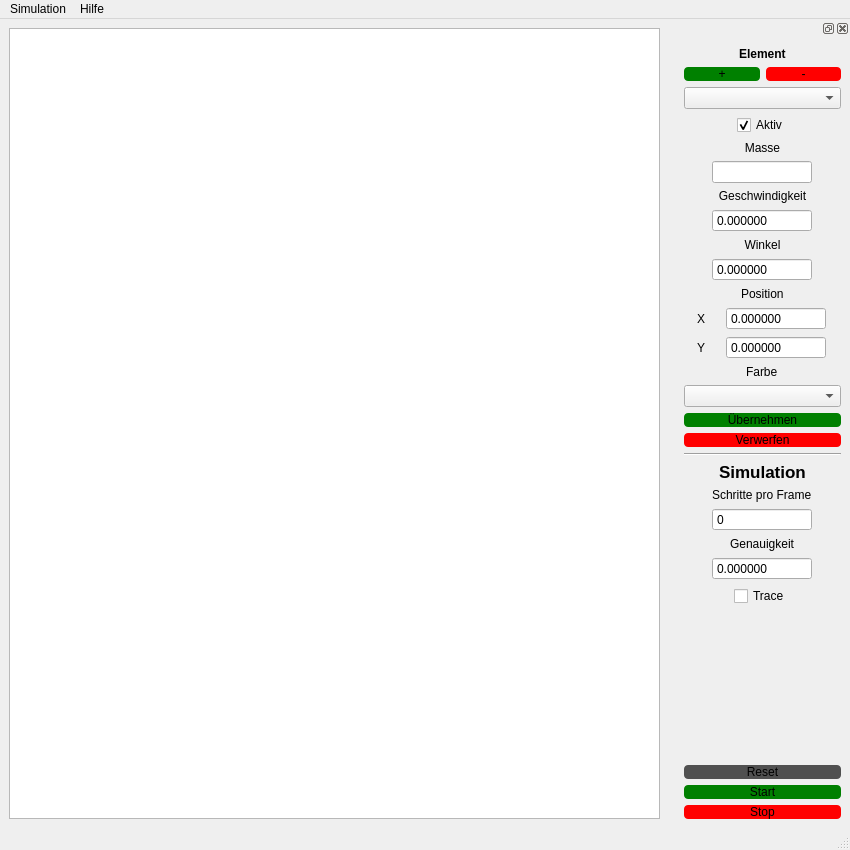
Before: the Qt Designer form ui_Main_Window.ui in Corvus-XOS/Gravitationssimulation, drawn with Qt 5.
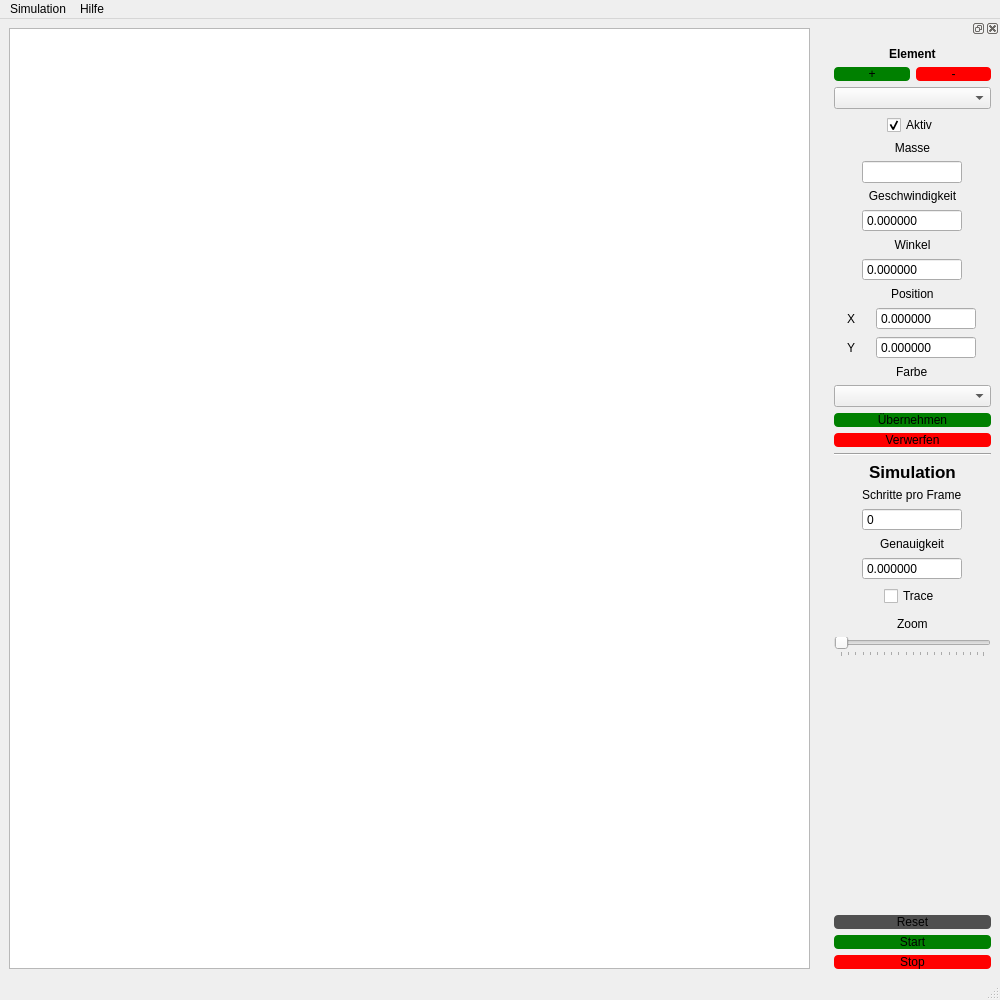
After: the same form once the commit is applied. Icons and pictures are not drawn.

Commit message: Slider für Zoom hinzugefügt, Hotkeys angepasst.

```diff
--- a/ui_Main_Window.ui
+++ b/ui_Main_Window.ui
@@ -6,14 +6,14 @@
    <rect>
     <x>0</x>
     <y>0</y>
-    <width>850</width>
-    <height>850</height>
+    <width>1000</width>
+    <height>1000</height>
    </rect>
   </property>
   <property name="minimumSize">
    <size>
-    <width>850</width>
-    <height>850</height>
+    <width>1000</width>
+    <height>1000</height>
    </size>
   </property>
   <property name="maximumSize">
@@ -46,7 +46,7 @@
    <property name="minimumSize">
     <size>
      <width>175</width>
-     <height>802</height>
+     <height>908</height>
     </size>
    </property>
    <property name="maximumSize">
@@ -474,6 +474,48 @@
          </property>
         </widget>
        </item>
+       <item>
+        <spacer name="verticalSpacer_2">
+         <property name="orientation">
+          <enum>Qt::Orientation::Vertical</enum>
+         </property>
+         <property name="sizeType">
+          <enum>QSizePolicy::Policy::Fixed</enum>
+         </property>
+         <property name="sizeHint" stdset="0">
+          <size>
+           <width>20</width>
+           <height>5</height>
+          </size>
+         </property>
+        </spacer>
+       </item>
+       <item alignment="Qt::AlignmentFlag::AlignHCenter">
+        <widget class="QLabel" name="labelZoom">
+         <property name="text">
+          <string>Zoom</string>
+         </property>
+        </widget>
+       </item>
+       <item>
+        <widget class="QSlider" name="horSliderZoom">
+         <property name="orientation">
+          <enum>Qt::Orientation::Horizontal</enum>
+         </property>
+         <property name="invertedAppearance">
+          <bool>false</bool>
+         </property>
+         <property name="invertedControls">
+          <bool>false</bool>
+         </property>
+         <property name="tickPosition">
+          <enum>QSlider::TickPosition::TicksBelow</enum>
+         </property>
+         <property name="tickInterval">
+          <number>5</number>
+         </property>
+        </widget>
+       </item>
        <item>
         <spacer name="verticalSpacer">
          <property name="orientation">
@@ -548,8 +590,8 @@
     <rect>
      <x>0</x>
      <y>0</y>
-     <width>850</width>
-     <height>38</height>
+     <width>1000</width>
+     <height>30</height>
     </rect>
    </property>
    <widget class="QMenu" name="menuSimulation">
```
Left out of the diff: 16 changed lines with no effect on the pictures. The commit also changes 2 other files.
